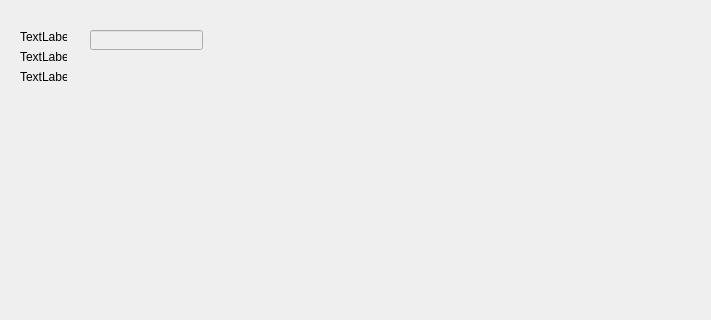
First picture: the form in Kontrahent/kontrahentshow.ui, repository Astropl/TestRamek, before the edit; both pictures show x 0 to 711 and y 0 to 320 of the 800 by 600 pixel window.
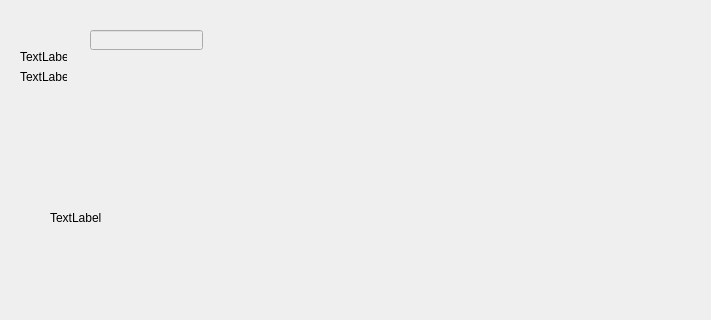
Second picture: the form after the edit.

The edit to the form file:
```diff
--- a/Kontrahent/kontrahentshow.ui
+++ b/Kontrahent/kontrahentshow.ui
@@ -43,10 +43,10 @@
    <widget class="QLabel" name="label">
     <property name="geometry">
      <rect>
-      <x>20</x>
-      <y>30</y>
-      <width>47</width>
-      <height>13</height>
+      <x>50</x>
+      <y>210</y>
+      <width>521</width>
+      <height>16</height>
      </rect>
     </property>
     <property name="text">
```
